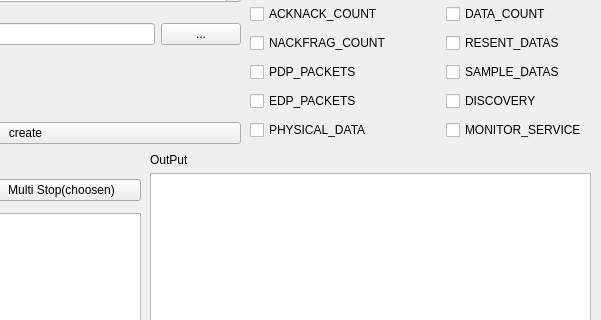
Above: Easy-DDS-Test/EDTest/easyddstest.ui from npr-martin/easydds before the change; both pictures show x 200 to 801 and y 157 to 477 of the 801 by 600 pixel window. Below: the same form after it.
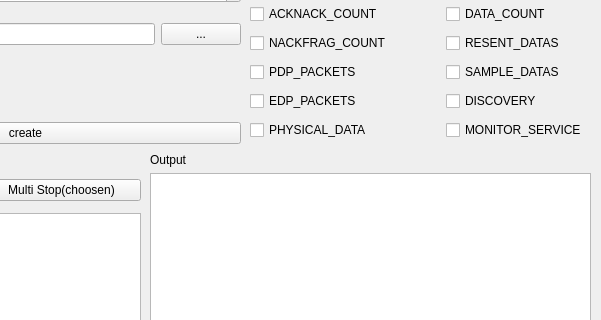
That is the form after the change. Icons and pictures are not drawn.

Diff of the .ui file:
```diff
--- a/Easy-DDS-Test/EDTest/easyddstest.ui
+++ b/Easy-DDS-Test/EDTest/easyddstest.ui
@@ -218,7 +218,7 @@
      <item>
       <widget class="QLabel" name="label_9">
        <property name="text">
-        <string>OutPut</string>
+        <string>Output</string>
        </property>
       </widget>
      </item>
```
